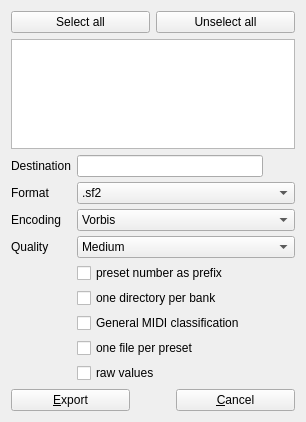
Before: the Qt Designer form sources/editor/tools/soundfont_export/toolsoundfontexport_gui.ui in triplewood/polyphone, drawn with Qt 5.
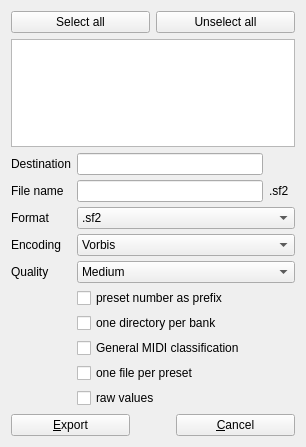
After: the same form once the commit is applied.

What changed in the file:
```diff
--- a/sources/editor/tools/soundfont_export/toolsoundfontexport_gui.ui
+++ b/sources/editor/tools/soundfont_export/toolsoundfontexport_gui.ui
@@ -7,7 +7,7 @@
     <x>0</x>
     <y>0</y>
     <width>306</width>
-    <height>422</height>
+    <height>447</height>
    </rect>
   </property>
   <property name="windowTitle">
@@ -55,7 +55,7 @@
      <property name="verticalSpacing">
       <number>5</number>
      </property>
-     <item row="3" column="0">
+     <item row="4" column="0">
       <widget class="QLabel" name="labelQuality">
        <property name="text">
         <string>Quality</string>
@@ -65,7 +65,7 @@
      <item row="0" column="1">
       <widget class="QLineEdit" name="lineFolder"/>
      </item>
-     <item row="6" column="1" colspan="2">
+     <item row="7" column="1" colspan="2">
       <widget class="QCheckBox" name="checkGM">
        <property name="text">
         <string>General MIDI classification</string>
@@ -98,14 +98,14 @@
        </property>
       </widget>
      </item>
-     <item row="4" column="1" colspan="2">
+     <item row="5" column="1" colspan="2">
       <widget class="QCheckBox" name="checkPreset">
        <property name="text">
         <string>preset number as prefix</string>
        </property>
       </widget>
      </item>
-     <item row="1" column="1" colspan="2">
+     <item row="2" column="1" colspan="2">
       <widget class="QComboBox" name="comboFormat">
        <item>
         <property name="text">
@@ -129,21 +129,21 @@
        </item>
       </widget>
      </item>
-     <item row="1" column="0">
+     <item row="2" column="0">
       <widget class="QLabel" name="label">
        <property name="text">
         <string>Format</string>
        </property>
       </widget>
      </item>
-     <item row="5" column="1" colspan="2">
+     <item row="6" column="1" colspan="2">
       <widget class="QCheckBox" name="checkBank">
        <property name="text">
         <string>one directory per bank</string>
        </property>
       </widget>
      </item>
-     <item row="3" column="1" colspan="2">
+     <item row="4" column="1" colspan="2">
       <widget class="QComboBox" name="comboQuality">
        <property name="currentIndex">
         <number>1</number>
@@ -165,28 +165,28 @@
        </item>
       </widget>
      </item>
-     <item row="7" column="1" colspan="2">
+     <item row="8" column="1" colspan="2">
       <widget class="QCheckBox" name="checkFilePreset">
        <property name="text">
         <string>one file per preset</string>
        </property>
       </widget>
      </item>
-     <item row="8" column="1" colspan="2">
+     <item row="9" column="1" colspan="2">
       <widget class="QCheckBox" name="checkRawValues">
        <property name="text">
         <string>raw values</string>
        </property>
      </widget>
     </item>
-     <item row="2" column="0">
+     <item row="3" column="0">
      <widget class="QLabel" name="labelCodec">
       <property name="text">
        <string>Encoding</string>
       </property>
      </widget>
     </item>
-     <item row="2" column="1" colspan="2">
+     <item row="3" column="1" colspan="2">
      <widget class="QComboBox" name="comboCodec">
       <item>
        <property name="text">
@@ -200,6 +200,23 @@
       </item>
      </widget>
     </item>
+     <item row="1" column="0">
+      <widget class="QLabel" name="labelFileName">
+       <property name="text">
+        <string>File name</string>
+       </property>
+      </widget>
+     </item>
+     <item row="1" column="1">
+      <widget class="QLineEdit" name="lineFileName"/>
+     </item>
+     <item row="1" column="2">
+      <widget class="QLabel" name="labelExtension">
+       <property name="text">
+        <string notr="true">.sf2</string>
+       </property>
+      </widget>
+     </item>
    </layout>
    </item>
    <item>
```
Left out of the diff: 1 changed line with no effect on the pictures.
